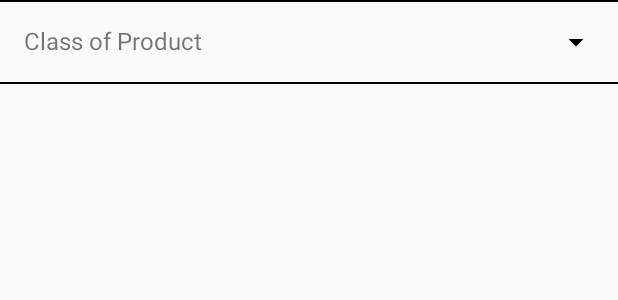
After one commit to ecrikki/android_project, an Android app: the layout class_of_product.xml on its own in the app's theme, with its tools: preview values and no code run, on a phone screen of 412 x 824 dp. The commit adds this screen. Shown: the top 300 px of the screen. Run offline under Robolectric (Android 15) with nearby library versions, the phone set to English and light mode, and no system bars.

Commit message:
(Firebase) Expandable RecyclerView

```diff
--- a/app/build.gradle
+++ b/app/build.gradle
@@ -30,4 +30,5 @@ dependencies {
     androidTestImplementation 'androidx.test.ext:junit:1.1.1'
     androidTestImplementation 'androidx.test.espresso:espresso-core:3.2.0'
     implementation 'com.google.android.material:material:1.1.0'
+    implementation 'com.thoughtbot:expandablerecyclerview:1.3'
 }
--- /dev/null
+++ b/app/src/main/res/drawable/ic_arrow_drop_down_black_24dp.xml
@@ -0,0 +1,9 @@
+<vector xmlns:android="http://schemas.android.com/apk/res/android"
+        android:width="24dp"
+        android:height="24dp"
+        android:viewportWidth="24.0"
+        android:viewportHeight="24.0">
+    <path
+        android:fillColor="#FF000000"
+        android:pathData="M7,10l5,5 5,-5z"/>
+</vector>
--- /dev/null
+++ b/app/src/main/res/layout/class_of_product.xml
@@ -0,0 +1,34 @@
+<?xml version="1.0" encoding="utf-8"?>
+<FrameLayout
+    xmlns:android="http://schemas.android.com/apk/res/android"
+    android:layout_width="match_parent"
+    android:layout_height="wrap_content"
+    android:padding="0dp">
+
+    <ImageView
+        android:id="@+id/arrow"
+        android:layout_width="wrap_content"
+        android:layout_height="wrap_content"
+        android:layout_gravity="end|center_vertical"
+        android:layout_margin="16dp"
+        android:src="@drawable/ic_arrow_drop_down_black_24dp" />
+
+    <TextView
+        android:id="@+id/textView"
+        android:layout_width="match_parent"
+        android:layout_height="wrap_content"
+        android:padding="?android:listPreferredItemPaddingLeft"
+        android:text="Class of Product"
+        android:textSize="16sp" />
+
+    <View
+        android:layout_width="match_parent"
+        android:layout_height="1dp"
+        android:layout_gravity="bottom"
+        android:background="#000" />
+
+    <View
+        android:layout_width="match_parent"
+        android:layout_height="1dp"
+        android:background="#000" />
+</FrameLayout>
```
Also changed, not shown: app/src/main/java/com/example/calories/Add_Activity.java (+36 -10 lines), app/src/main/java/com/example/calories/Class_prod.java (added, +12 -0 lines), app/src/main/java/com/example/calories/Class_prodViewHolder.java (added, +51 -0 lines), app/src/main/java/com/example/calories/Interface/ProdClickListener.java (added, +7 -0 lines), app/src/main/java/com/example/calories/Prod.java (renamed from app/src/main/java/com/example/calories/Products.java, +43 -3 lines), app/src/main/java/com/example/calories/ProdViewHolder.java (added, +22 -0 lines), app/src/main/java/com/example/calories/ProductsAdapter.java (+20 -22 lines), app/src/main/res/layout/product.xml (added, +40 -0 lines).
